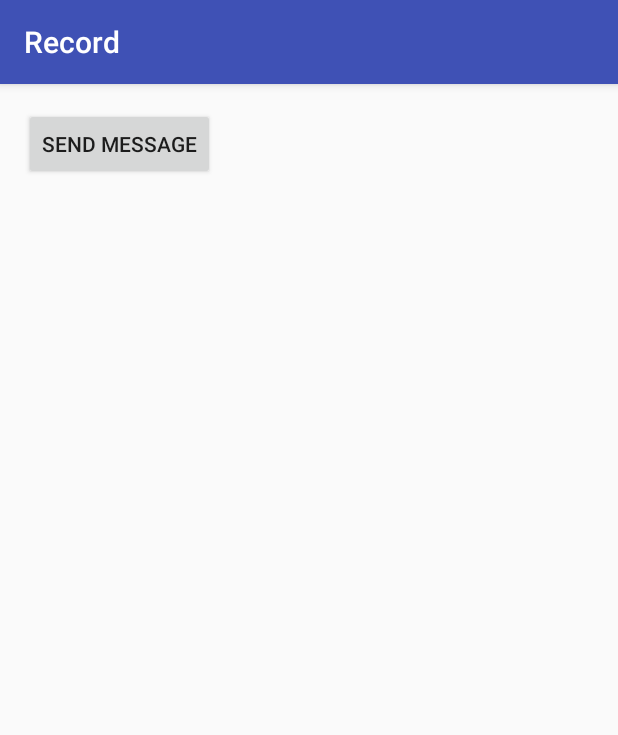
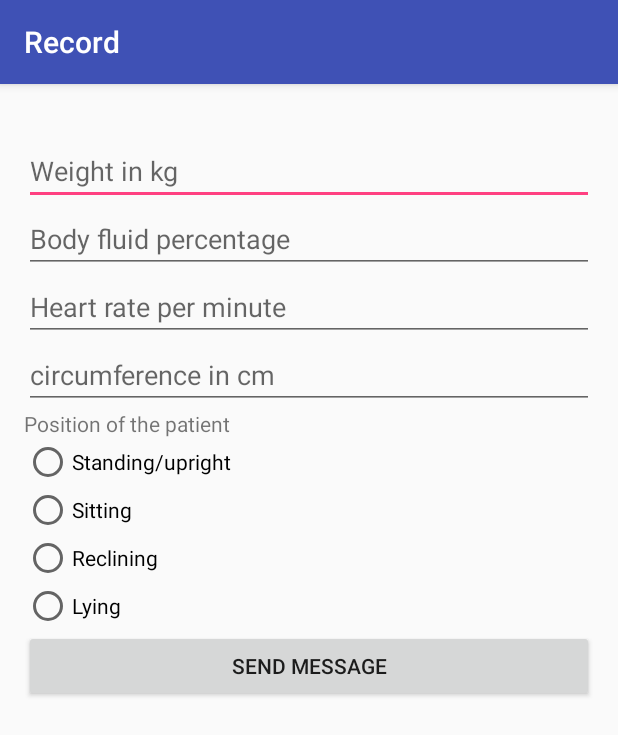
Before and after one commit to recordapp/record, an Android app: the screen it shows after launch (Form), after a tap on "OPEN FORM", on a phone screen of 412 x 824 dp. Shown: the top 735 px of the screen. Run offline under Robolectric (Android 15) with nearby library versions, the phone set to English and light mode, and no system bars; our stand-ins replace Volley.

Commit message:
prva verzija UI

```diff
--- a/app/src/main/res/layout/activity_form.xml
+++ b/app/src/main/res/layout/activity_form.xml
@@ -1,5 +1,5 @@
 <?xml version="1.0" encoding="utf-8"?>
-<RelativeLayout xmlns:android="http://schemas.android.com/apk/res/android"
+<TableLayout xmlns:android="http://schemas.android.com/apk/res/android"
     xmlns:tools="http://schemas.android.com/tools"
     android:layout_width="match_parent"
     android:layout_height="match_parent"
@@ -14,6 +14,62 @@
         android:layout_height="wrap_content"
         android:id="@+id/test"/>
 
+    <EditText
+        android:id="@+id/weight_form"
+        android:layout_width="fill_parent"
+        android:layout_height="wrap_content"
+        android:hint="Weight in kg" />
+
+    <EditText
+        android:id="@+id/body_fluid_form"
+        android:layout_width="fill_parent"
+        android:layout_height="wrap_content"
+        android:hint="Body fluid percentage" />
+
+    <EditText
+        android:id="@+id/heart_rate_form"
+        android:layout_width="fill_parent"
+        android:layout_height="wrap_content"
+        android:hint="Heart rate per minute" />
+
+    <EditText
+        android:id="@+id/circumference_form"
+        android:layout_width="fill_parent"
+        android:layout_height="wrap_content"
+        android:hint="circumference in cm" />
+
+    <TextView
+        android:layout_width="wrap_content"
+        android:layout_height="wrap_content"
+        android:text="Position of the patient"
+        android:id="@+id/Position_text"/>
+
+    <RadioGroup xmlns:android="http://schemas.android.com/apk/res/android"
+        android:layout_width="fill_parent"
+        android:layout_height="wrap_content"
+        android:orientation="vertical">
+        <RadioButton android:id="@+id/standing_radio"
+            android:layout_width="wrap_content"
+            android:layout_height="wrap_content"
+            android:text="Standing/upright"
+            android:onClick="onRadioButtonClicked"/>
+        <RadioButton android:id="@+id/Sitting_radio"
+            android:layout_width="wrap_content"
+            android:layout_height="wrap_content"
+            android:text="Sitting"
+            android:onClick="onRadioButtonClicked"/>
+        <RadioButton android:id="@+id/Reclining_radio"
+            android:layout_width="wrap_content"
+            android:layout_height="wrap_content"
+            android:text="Reclining"
+            android:onClick="onRadioButtonClicked"/>
+        <RadioButton android:id="@+id/Lying_radio"
+            android:layout_width="wrap_content"
+            android:layout_height="wrap_content"
+            android:text="Lying"
+            android:onClick="onRadioButtonClicked"/>
+    </RadioGroup>
+
     <Button
         android:id="@+id/button_send_message"
         android:layout_width="wrap_content"
@@ -22,4 +78,4 @@
         android:onClick="sendMessage"
         />
 
-</RelativeLayout>
+</TableLayout>
```
